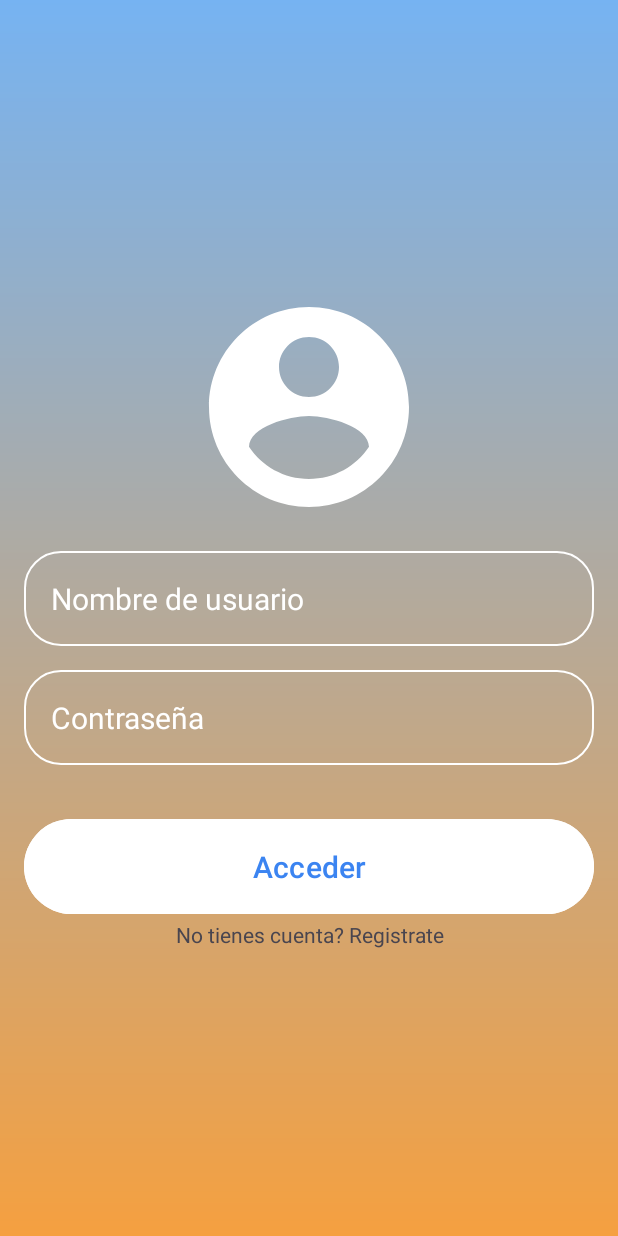
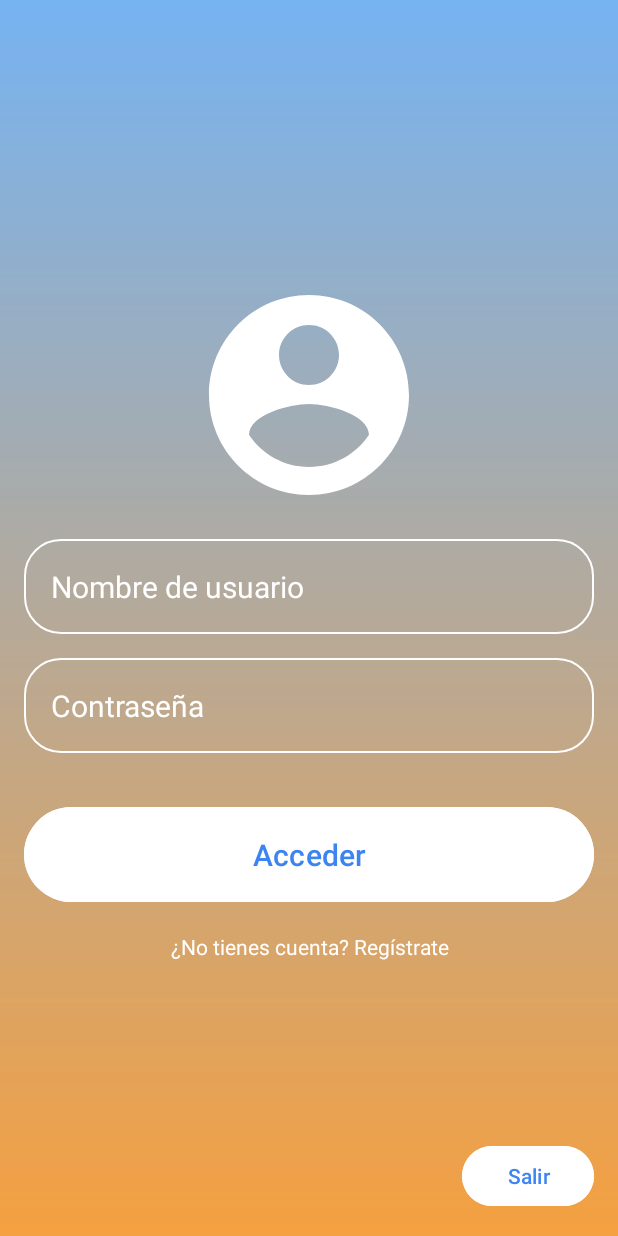
Before and after one commit to AntonioCaparrosHernandezDAW/DailyDashDAM, an Android app: the screen it shows after launch (LoginActivity), on a phone screen of 412 x 824 dp. Run offline under Robolectric (Android 15) with nearby library versions, the phone set to English and light mode, and no system bars; our stand-ins replace Volley.

Commit message:
todos arreglado y btn salir

```diff
--- a/app/src/main/AndroidManifest.xml
+++ b/app/src/main/AndroidManifest.xml
@@ -6,6 +6,7 @@
 
     <application
         android:allowBackup="true"
+        android:usesCleartextTraffic="true"
         android:dataExtractionRules="@xml/data_extraction_rules"
         android:fullBackupContent="@xml/backup_rules"
         android:icon="@mipmap/ic_launcher"
@@ -15,12 +16,13 @@
         android:supportsRtl="true"
         android:theme="@style/Theme.DailyDash2"
         tools:targetApi="31">
+        <!--
         <activity
             android:name=".fragments.ProfileFragment"
             android:exported="false" />
         <activity
             android:name=".ProfileActivity"
-            android:exported="false" />
+            android:exported="false" /> -->
         <activity
             android:name=".RegisterActivity"
             android:exported="false" />
--- a/app/src/main/java/com/example/dailydash2/LoginActivity.java
+++ b/app/src/main/java/com/example/dailydash2/LoginActivity.java
@@ -22,7 +22,7 @@ import java.util.Map;
 public class LoginActivity extends AppCompatActivity {
 
     EditText usernameInput, passwordInput;
-    Button loginBtn;
+    Button loginBtn, exitButton;
 
     private static final String LOGIN_URL = BbddConnection.getUrl("login.php");
 
@@ -34,12 +34,17 @@ public class LoginActivity extends AppCompatActivity {
         usernameInput = findViewById(R.id.username_input);
         passwordInput = findViewById(R.id.password_input);
         loginBtn = findViewById(R.id.login_btn);
+        exitButton = findViewById(R.id.exitButton);
 
         TextView registerTextView = findViewById(R.id.registerTextView);
 
         registerTextView.setOnClickListener(v -> {
             Intent intent = new Intent(this, RegisterActivity.class);
             startActivity(intent);
+        });
+
+        exitButton.setOnClickListener(v -> {
+            finishAffinity(); // Cierra todas las activities y sale de la app
         });
 
 
--- a/app/src/main/java/com/example/dailydash2/models/BbddConnection.java
+++ b/app/src/main/java/com/example/dailydash2/models/BbddConnection.java
@@ -1,7 +1,7 @@
 package com.example.dailydash2.models;
 
 public class BbddConnection {
-    public static final String BASE_URL = "http://192.168.0.102/ProyectoDAM/";
+    public static final String BASE_URL = "http://192.168.0.100/ProyectoDAM/";
 
     public static String getUrl(String scriptName) {
         return BASE_URL + scriptName;
--- a/app/src/main/res/layout/fragment_to_do.xml
+++ b/app/src/main/res/layout/fragment_to_do.xml
@@ -9,7 +9,7 @@
         android:layout_width="wrap_content"
         android:layout_height="wrap_content"
         android:text="Crear"
-        android:layout_gravity="end" />
+        android:layout_gravity="center" />
 
     <androidx.recyclerview.widget.RecyclerView
         android:id="@+id/todoRecyclerView"
--- a/app/src/main/res/layout/login_activity.xml
+++ b/app/src/main/res/layout/login_activity.xml
@@ -1,19 +1,20 @@
 <?xml version="1.0" encoding="utf-8"?>
-<RelativeLayout xmlns:android="http://schemas.android.com/apk/res/android"
+<FrameLayout xmlns:android="http://schemas.android.com/apk/res/android"
     xmlns:tools="http://schemas.android.com/tools"
     android:id="@+id/main"
     android:layout_width="match_parent"
     android:layout_height="match_parent"
-    android:gravity="center"
     android:background="@drawable/login_bg"
-    android:padding="16dp"
     tools:context=".LoginActivity">
 
+    <!-- Contenedor centrado -->
     <LinearLayout
         android:layout_width="match_parent"
         android:layout_height="wrap_content"
+        android:orientation="vertical"
         android:gravity="center"
-        android:orientation="vertical">
+        android:padding="16dp"
+        android:layout_gravity="center">
 
         <ImageView
             android:layout_width="160dp"
@@ -25,46 +26,56 @@
             android:layout_width="match_parent"
             android:layout_height="wrap_content"
             android:layout_marginTop="16dp"
-            android:background="@drawable/rounded_corner"
             android:hint="Nombre de usuario"
-            android:inputType="text"
-            android:padding="18dp"
-            android:textColor="@color/white"
-            android:textColorHint="@color/white"
-            android:textSize="20sp" />
-
-        <EditText
-            android:layout_width="match_parent"
-            android:layout_height="wrap_content"
-            android:layout_marginTop="16dp"
-            android:hint="@string/contrase_a"
             android:textColor="@color/white"
             android:textColorHint="@color/white"
             android:textSize="20sp"
             android:background="@drawable/rounded_corner"
             android:padding="18dp"
-            android:inputType="textPassword"
-            android:id="@+id/password_input"/>
+            android:inputType="textPersonName" />
+
+        <EditText
+            android:id="@+id/password_input"
+            android:layout_width="match_parent"
+            android:layout_height="wrap_content"
+            android:layout_marginTop="16dp"
+            android:hint="Contraseña"
+            android:textColor="@color/white"
+            android:textColorHint="@color/white"
+            android:textSize="20sp"
+            android:background="@drawable/rounded_corner"
+            android:padding="18dp"
+            android:inputType="textPassword" />
 
         <Button
+            android:id="@+id/login_btn"
             android:layout_width="match_parent"
             android:layout_height="wrap_content"
-            android:text="@string/acceder"
+            android:text="Acceder"
             android:backgroundTint="@color/white"
             android:textColor="#3B84F1"
             android:padding="18dp"
             android:layout_marginTop="32dp"
-            android:textSize="20sp"
-            android:id="@+id/login_btn"/>
+            android:textSize="20sp" />
 
         <TextView
             android:id="@+id/registerTextView"
             android:layout_width="match_parent"
             android:layout_height="wrap_content"
             android:gravity="center"
-            android:text="No tienes cuenta? Registrate" />
-
-
+            android:text="¿No tienes cuenta? Regístrate"
+            android:layout_marginTop="16dp"
+            android:textColor="@color/white" />
     </LinearLayout>
 
-</RelativeLayout>
+    <!-- Botón fijo abajo a la derecha -->
+    <Button
+        android:id="@+id/exitButton"
+        android:layout_width="wrap_content"
+        android:layout_height="wrap_content"
+        android:text="Salir"
+        android:backgroundTint="@color/white"
+        android:textColor="#3B84F1"
+        android:layout_gravity="bottom|end"
+        android:layout_margin="16dp" />
+</FrameLayout>
--- a/app/src/main/res/xml/network_security_config.xml
+++ b/app/src/main/res/xml/network_security_config.xml
@@ -1,6 +1,8 @@
 <?xml version="1.0" encoding="utf-8"?>
+<!-- Este archivo existe para permitir la conexión con IPs locales -->
 <network-security-config>
     <domain-config cleartextTrafficPermitted="true">
         <domain includeSubdomains="true">192.168.0.102</domain>
+        <domain includeSubdomains="true">192.168.0.100</domain>
     </domain-config>
 </network-security-config>
```
Also changed, not shown: app/src/main/java/com/example/dailydash2/fragments/ToDoFormFragment.java (+17 -2 lines), app/src/main/java/com/example/dailydash2/fragments/ToDoFragment.java (+22 -3 lines), app/src/main/res/layout/activity_main_page.xml (+6 -5 lines), app/src/main/res/drawable/iconoopciones2.png (added).
